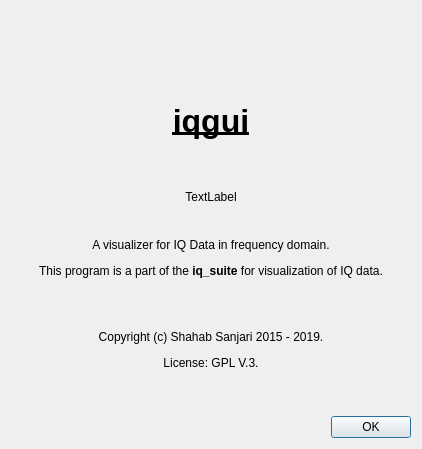
Old version of the form rsrc/aboutdialog.ui in the repository xaratustrah/iqgui.
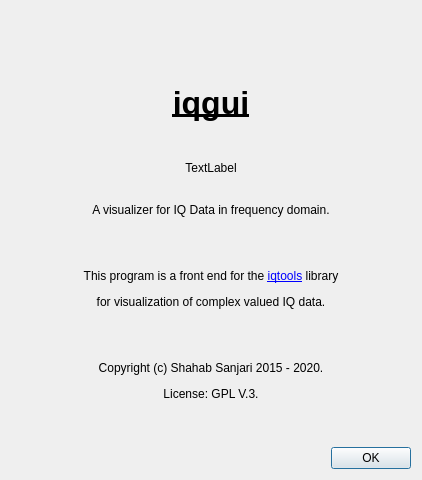
New version of the form. Icons and pictures are not drawn.

Commit message: correction on about dialog

Diff of the .ui file:
```diff
--- a/rsrc/aboutdialog.ui
+++ b/rsrc/aboutdialog.ui
@@ -7,7 +7,7 @@
     <x>0</x>
     <y>0</y>
     <width>422</width>
-    <height>449</height>
+    <height>480</height>
    </rect>
   </property>
   <property name="windowTitle">
@@ -51,7 +51,7 @@
    <item>
     <widget class="QLabel" name="labelDescription">
      <property name="text">
-      <string>&lt;html&gt;&lt;head/&gt;&lt;body&gt;&lt;p align=&quot;center&quot;&gt;A visualizer for IQ Data in frequency domain.&lt;/p&gt;&lt;p align=&quot;center&quot;&gt;This program is a part of the &lt;span style=&quot; font-weight:600;&quot;&gt;iq_suite&lt;/span&gt; for visualization of IQ data.&lt;/p&gt;&lt;p align=&quot;center&quot;&gt;&lt;br/&gt;&lt;/p&gt;&lt;p align=&quot;center&quot;&gt;Copyright (c) Shahab Sanjari 2015 - 2019.&lt;/p&gt;&lt;p align=&quot;center&quot;&gt;License: GPL V.3.&lt;/p&gt;&lt;p align=&quot;center&quot;&gt;&lt;br/&gt;&lt;/p&gt;&lt;/body&gt;&lt;/html&gt;</string>
+      <string>&lt;html&gt;&lt;head/&gt;&lt;body&gt;&lt;p align=&quot;center&quot;&gt;A visualizer for IQ Data in frequency domain.&lt;/p&gt;&lt;p align=&quot;center&quot;&gt;&lt;br/&gt;&lt;/p&gt;&lt;p align=&quot;center&quot;&gt;This program is a front end for the &lt;a href=&quot;https://github.com/xaratustrah/iqtools&quot;&gt;&lt;span style=&quot; text-decoration: underline; color:#0000ff;&quot;&gt;iqtools&lt;/span&gt;&lt;/a&gt; library&lt;/p&gt;&lt;p align=&quot;center&quot;&gt;for visualization of complex valued IQ data.&lt;/p&gt;&lt;p align=&quot;center&quot;&gt;&lt;br/&gt;&lt;/p&gt;&lt;p align=&quot;center&quot;&gt;Copyright (c) Shahab Sanjari 2015 - 2020.&lt;/p&gt;&lt;p align=&quot;center&quot;&gt;License: GPL V.3.&lt;/p&gt;&lt;p align=&quot;center&quot;&gt;&lt;br/&gt;&lt;/p&gt;&lt;/body&gt;&lt;/html&gt;</string>
      </property>
     </widget>
    </item>
```
The commit also changes 2 other files.
